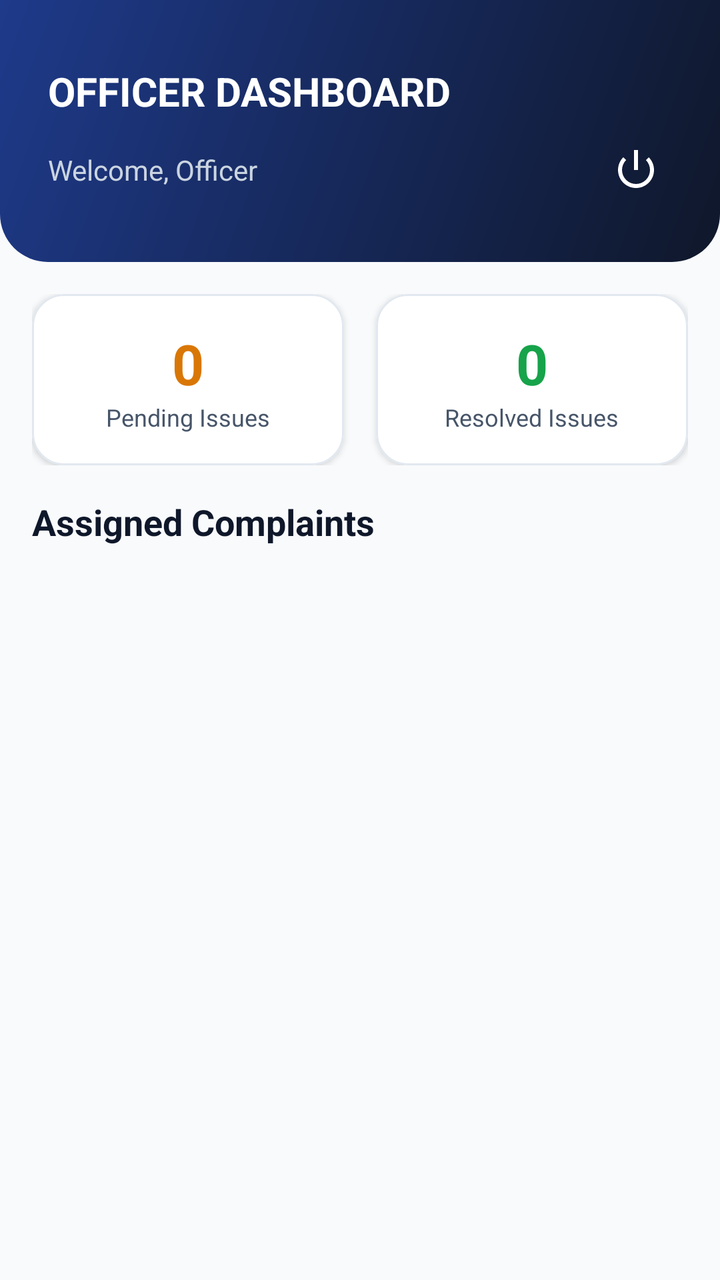
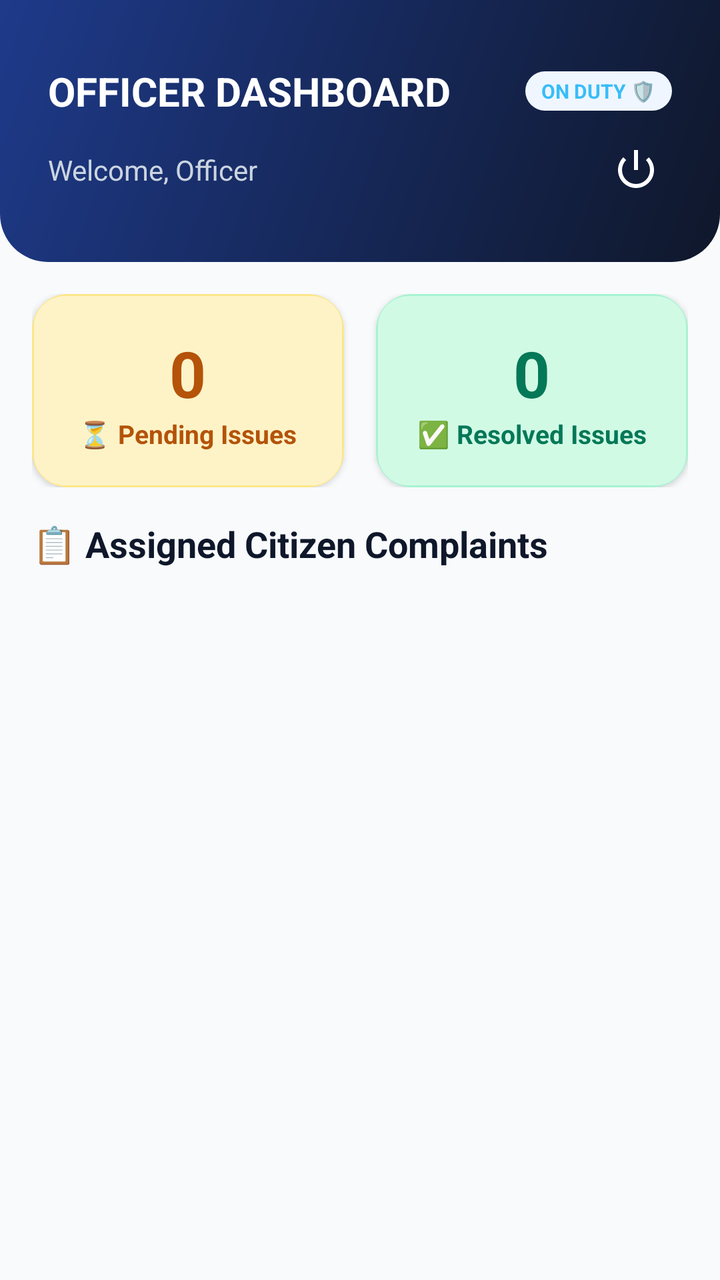

Before-and-after screenshots of an Android layout around one commit, followed by the original layout XML and the change that was made.
<!-- AndroidManifest.xml: application theme Theme.MunicipalCitizenApp -->
<!-- res/layout/activity_officer_dashboard.xml -->
<?xml version="1.0" encoding="utf-8"?>
<LinearLayout xmlns:android="http://schemas.android.com/apk/res/android"
    xmlns:app="http://schemas.android.com/apk/res-auto"
    android:layout_width="match_parent"
    android:layout_height="match_parent"
    android:orientation="vertical"
    android:background="@color/bg_light">

    <LinearLayout
        android:layout_width="match_parent"
        android:layout_height="wrap_content"
        android:background="@drawable/bg_header_gradient"
        android:orientation="vertical"
        android:paddingHorizontal="24dp"
        android:paddingTop="32dp"
        android:paddingBottom="28dp">

        <TextView
            android:layout_width="wrap_content"
            android:layout_height="wrap_content"
            android:text="OFFICER DASHBOARD"
            android:textSize="20sp"
            android:textStyle="bold"
            android:textColor="@color/white" />

        <LinearLayout
            android:layout_width="match_parent"
            android:layout_height="wrap_content"
            android:orientation="horizontal"
            android:gravity="center_vertical"
            android:layout_marginTop="8dp">

            <TextView
                android:id="@+id/tvOfficerName"
                android:layout_width="0dp"
                android:layout_height="wrap_content"
                android:layout_weight="1"
                android:text="Welcome, Officer"
                android:textColor="#CBD5E1"
                android:textSize="14sp" />

            <ImageView
                android:id="@+id/ivLogout"
                android:layout_width="36dp"
                android:layout_height="36dp"
                android:src="@android:drawable/ic_lock_power_off"
                app:tint="@color/white"
                android:padding="6dp" />
        </LinearLayout>
    </LinearLayout>

    <LinearLayout
        android:layout_width="match_parent"
        android:layout_height="wrap_content"
        android:orientation="horizontal"
        android:padding="16dp">

        <com.google.android.material.card.MaterialCardView
            android:layout_width="0dp"
            android:layout_height="wrap_content"
            android:layout_weight="1"
            android:layout_marginEnd="8dp"
            app:cardCornerRadius="16dp"
            app:cardElevation="2dp"
            app:cardBackgroundColor="@color/white"
            app:strokeWidth="1dp"
            app:strokeColor="@color/card_stroke">

            <LinearLayout
                android:layout_width="match_parent"
                android:layout_height="wrap_content"
                android:orientation="vertical"
                android:padding="16dp"
                android:gravity="center">

                <TextView
                    android:id="@+id/tvTotalComplaints"
                    android:layout_width="wrap_content"
                    android:layout_height="wrap_content"
                    android:text="0"
                    android:textSize="28sp"
                    android:textStyle="bold"
                    android:textColor="#D97706" />

                <TextView
                    android:layout_width="wrap_content"
                    android:layout_height="wrap_content"
                    android:text="Pending Issues"
                    android:textColor="#475569"
                    android:textSize="12sp" />
            </LinearLayout>
        </com.google.android.material.card.MaterialCardView>

        <com.google.android.material.card.MaterialCardView
            android:layout_width="0dp"
            android:layout_height="wrap_content"
            android:layout_weight="1"
            android:layout_marginStart="8dp"
            app:cardCornerRadius="16dp"
            app:cardElevation="2dp"
            app:cardBackgroundColor="@color/white"
            app:strokeWidth="1dp"
            app:strokeColor="@color/card_stroke">

            <LinearLayout
                android:layout_width="match_parent"
                android:layout_height="wrap_content"
                android:orientation="vertical"
                android:padding="16dp"
                android:gravity="center">

                <TextView
                    android:id="@+id/tvResolvedComplaints"
                    android:layout_width="wrap_content"
                    android:layout_height="wrap_content"
                    android:text="0"
                    android:textSize="28sp"
                    android:textStyle="bold"
                    android:textColor="#16A34A" />

                <TextView
                    android:layout_width="wrap_content"
                    android:layout_height="wrap_content"
                    android:text="Resolved Issues"
                    android:textColor="#475569"
                    android:textSize="12sp" />
            </LinearLayout>
        </com.google.android.material.card.MaterialCardView>
    </LinearLayout>

    <TextView
        android:layout_width="wrap_content"
        android:layout_height="wrap_content"
        android:text="Assigned Complaints"
        android:textSize="18sp"
        android:textStyle="bold"
        android:textColor="#0F172A"
        android:layout_marginStart="16dp"
        android:layout_marginBottom="8dp" />

    <androidx.recyclerview.widget.RecyclerView
        android:id="@+id/rvOfficerComplaints"
        android:layout_width="match_parent"
        android:layout_height="match_parent" />

</LinearLayout>
<!-- resources referenced by this layout -->
<resources>
  <color name="bg_light">#F8FAFC</color>
  <color name="card_stroke">#E2E8F0</color>
  <color name="white">#FFFFFF</color>
  <!-- drawable bg_header_gradient (drawable) -->
  <?xml version="1.0" encoding="utf-8"?>
  <shape xmlns:android="http://schemas.android.com/apk/res/android"
      android:shape="rectangle">
      <gradient
          android:startColor="#0F172A"
          android:endColor="#1E3A8A"
          android:angle="135" />
      <corners
          android:bottomLeftRadius="24dp"
          android:bottomRightRadius="24dp" />
  </shape>
  <style name="Theme.MunicipalCitizenApp" parent="Theme.Material3.Light.NoActionBar">
          <item name="colorPrimary">@color/primary_blue</item>
          <item name="colorOnPrimary">@color/white</item>
          <item name="colorPrimaryContainer">@color/purple_200</item>
          <item name="colorSecondary">@color/accent_teal</item>
          <item name="android:windowBackground">@color/bg_light</item>
          <item name="android:forceDarkAllowed" tools:targetApi="q">false</item>
      </style>
  <color name="primary_blue">#1E3A8A</color>
  <color name="purple_200">#93C5FD</color>
  <color name="accent_teal">#0D9488</color>
</resources>

<!-- the commit's change to res/layout/activity_officer_dashboard.xml (unified diff, before → after) -->
@@ -15,13 +15,32 @@
         android:paddingTop="32dp"
         android:paddingBottom="28dp">
 
-        <TextView
-            android:layout_width="wrap_content"
+        <LinearLayout
+            android:layout_width="match_parent"
             android:layout_height="wrap_content"
-            android:text="OFFICER DASHBOARD"
-            android:textSize="20sp"
-            android:textStyle="bold"
-            android:textColor="@color/white" />
+            android:gravity="center_vertical"
+            android:orientation="horizontal">
+
+            <TextView
+                android:layout_width="0dp"
+                android:layout_height="wrap_content"
+                android:layout_weight="1"
+                android:text="OFFICER DASHBOARD"
+                android:textSize="20sp"
+                android:textStyle="bold"
+                android:textColor="@color/white" />
+
+            <TextView
+                android:layout_width="wrap_content"
+                android:layout_height="wrap_content"
+                android:text="ON DUTY 🛡️"
+                android:textSize="10sp"
+                android:textStyle="bold"
+                android:textColor="#38BDF8"
+                android:background="@drawable/bg_badge"
+                android:paddingHorizontal="8dp"
+                android:paddingVertical="3dp" />
+        </LinearLayout>
 
         <LinearLayout
             android:layout_width="match_parent"
@@ -55,22 +74,22 @@
         android:orientation="horizontal"
         android:padding="16dp">
 
+        
         <com.google.android.material.card.MaterialCardView
             android:layout_width="0dp"
             android:layout_height="wrap_content"
             android:layout_weight="1"
             android:layout_marginEnd="8dp"
-            app:cardCornerRadius="16dp"
+            app:cardCornerRadius="18dp"
             app:cardElevation="2dp"
-            app:cardBackgroundColor="@color/white"
-            app:strokeWidth="1dp"
-            app:strokeColor="@color/card_stroke">
+            app:strokeWidth="0dp">
 
             <LinearLayout
                 android:layout_width="match_parent"
                 android:layout_height="wrap_content"
+                android:background="@drawable/bg_stat_pending"
                 android:orientation="vertical"
-                android:padding="16dp"
+                android:padding="18dp"
                 android:gravity="center">
 
                 <TextView
@@ -78,35 +97,36 @@
                     android:layout_width="wrap_content"
                     android:layout_height="wrap_content"
                     android:text="0"
-                    android:textSize="28sp"
+                    android:textSize="32sp"
                     android:textStyle="bold"
-                    android:textColor="#D97706" />
+                    android:textColor="#B45309" />
 
                 <TextView
                     android:layout_width="wrap_content"
                     android:layout_height="wrap_content"
-                    android:text="Pending Issues"
-                    android:textColor="#475569"
-                    android:textSize="12sp" />
+                    android:text="⏳ Pending Issues"
+                    android:textColor="#B45309"
+                    android:textSize="13sp"
+                    android:textStyle="bold" />
             </LinearLayout>
         </com.google.android.material.card.MaterialCardView>
 
+        
         <com.google.android.material.card.MaterialCardView
             android:layout_width="0dp"
             android:layout_height="wrap_content"
             android:layout_weight="1"
             android:layout_marginStart="8dp"
-            app:cardCornerRadius="16dp"
+            app:cardCornerRadius="18dp"
             app:cardElevation="2dp"
-            app:cardBackgroundColor="@color/white"
-            app:strokeWidth="1dp"
-            app:strokeColor="@color/card_stroke">
+            app:strokeWidth="0dp">
 
             <LinearLayout
                 android:layout_width="match_parent"
                 android:layout_height="wrap_content"
+                android:background="@drawable/bg_stat_resolved"
                 android:orientation="vertical"
-                android:padding="16dp"
+                android:padding="18dp"
                 android:gravity="center">
 
                 <TextView
@@ -114,16 +134,17 @@
                     android:layout_width="wrap_content"
                     android:layout_height="wrap_content"
                     android:text="0"
-                    android:textSize="28sp"
+                    android:textSize="32sp"
                     android:textStyle="bold"
-                    android:textColor="#16A34A" />
+                    android:textColor="#047857" />
 
                 <TextView
                     android:layout_width="wrap_content"
                     android:layout_height="wrap_content"
-                    android:text="Resolved Issues"
-                    android:textColor="#475569"
-                    android:textSize="12sp" />
+                    android:text="✅ Resolved Issues"
+                    android:textColor="#047857"
+                    android:textSize="13sp"
+                    android:textStyle="bold" />
             </LinearLayout>
         </com.google.android.material.card.MaterialCardView>
     </LinearLayout>
@@ -131,7 +152,7 @@
     <TextView
         android:layout_width="wrap_content"
         android:layout_height="wrap_content"
-        android:text="Assigned Complaints"
+        android:text="📋 Assigned Citizen Complaints"
         android:textSize="18sp"
         android:textStyle="bold"
         android:textColor="#0F172A"
<!-- resource entries referenced after the edit -->
@@ -1,8 +1,19 @@
 <!-- resources referenced by this layout -->
 <resources>
   <color name="bg_light">#F8FAFC</color>
-  <color name="card_stroke">#E2E8F0</color>
   <color name="white">#FFFFFF</color>
+  <!-- drawable bg_badge (drawable) -->
+  <?xml version="1.0" encoding="utf-8"?>
+  <shape xmlns:android="http://schemas.android.com/apk/res/android"
+      android:shape="rectangle">
+      <solid android:color="#EFF6FF" />
+      <corners android:radius="16dp" />
+      <padding
+          android:left="10dp"
+          android:top="4dp"
+          android:right="10dp"
+          android:bottom="4dp" />
+  </shape>
   <!-- drawable bg_header_gradient (drawable) -->
   <?xml version="1.0" encoding="utf-8"?>
   <shape xmlns:android="http://schemas.android.com/apk/res/android"
@@ -14,6 +25,26 @@
       <corners
           android:bottomLeftRadius="24dp"
           android:bottomRightRadius="24dp" />
+  </shape>
+  <!-- drawable bg_stat_pending (drawable) -->
+  <?xml version="1.0" encoding="utf-8"?>
+  <shape xmlns:android="http://schemas.android.com/apk/res/android"
+      android:shape="rectangle">
+      <solid android:color="#FEF3C7" />
+      <stroke
+          android:width="1dp"
+          android:color="#FDE68A" />
+      <corners android:radius="16dp" />
+  </shape>
+  <!-- drawable bg_stat_resolved (drawable) -->
+  <?xml version="1.0" encoding="utf-8"?>
+  <shape xmlns:android="http://schemas.android.com/apk/res/android"
+      android:shape="rectangle">
+      <solid android:color="#D1FAE5" />
+      <stroke
+          android:width="1dp"
+          android:color="#A7F3D0" />
+      <corners android:radius="16dp" />
   </shape>
   <style name="Theme.MunicipalCitizenApp" parent="Theme.Material3.Light.NoActionBar">
           <item name="colorPrimary">@color/primary_blue</item>
